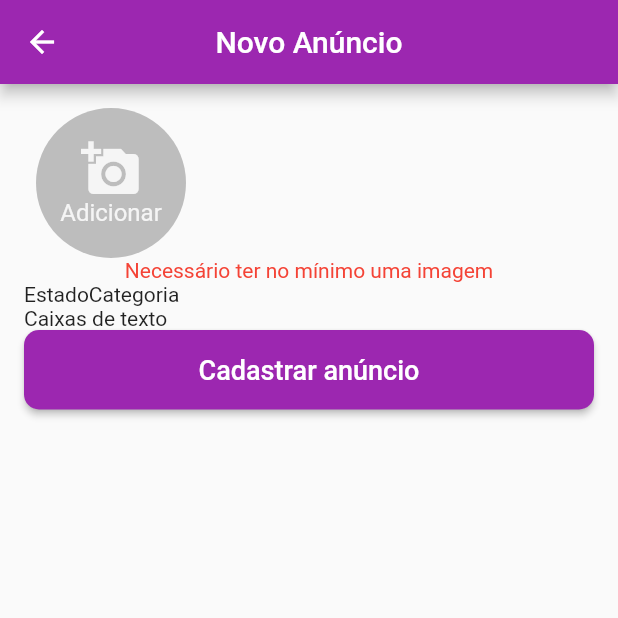
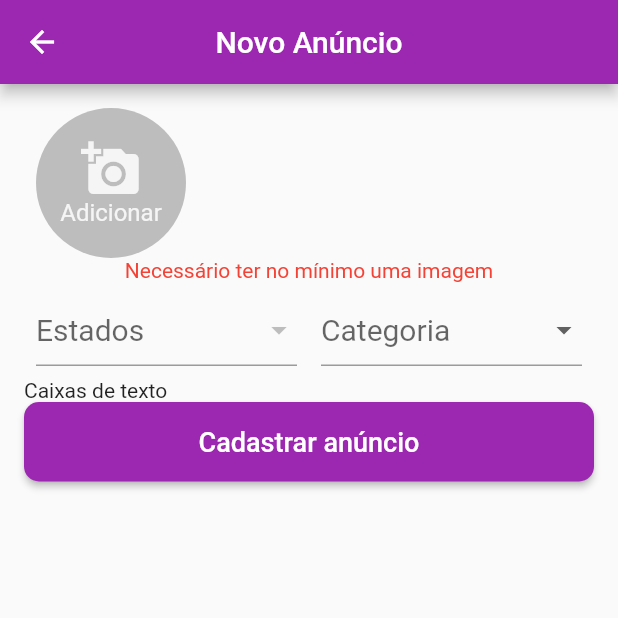
Before and after one commit to MatheuSousa/estrutura-de-dados-1, a Flutter app: the NovoAnuncio screen opened by its route, after a tap on "Cadastrar anúncio", on a phone screen of 412 x 824 dp, the top half of it. Run offline on Flutter 3.47's test engine with Material 2 defaults, Android fonts, the phone set to English and light mode, and no system bars; our stand-ins replace brasil_fields, firebase_auth, firebase_core, image_picker; missing offline and left inert: validadores; accounts and stored records are empty; statements that could not run were skipped.

Commit message:
Categorias e estados adicionados previamente sem salvar no firebase

```diff
--- a/lib/telas/novoAnuncio.dart
+++ b/lib/telas/novoAnuncio.dart
@@ -1,7 +1,10 @@
+import 'package:brasil_fields/modelos/estados.dart';
 import 'package:flutter/material.dart';
 import 'package:image_picker/image_picker.dart';
 import 'package:projetoestrutura/models/raisedCustomizado.dart';
 import 'dart:io';
+
+import 'package:validadores/Validador.dart';
 
 class NovoAnuncio extends StatefulWidget {
   @override
@@ -10,26 +13,65 @@ class NovoAnuncio extends StatefulWidget {
 
 class _NovoAnuncioState extends State<NovoAnuncio> {
   List<File> _listaImagens = List();
+  List<DropdownMenuItem<String>> _listaItensEstados = List();
+  List<DropdownMenuItem<String>> _listaItensCategorias = List();
+
   final _formKey = GlobalKey<FormState>();
+
+  String _itemSelecionadoEstado ;
+  String _itemSelecionadoCategoria;
 
   //final picker = ImagePicker();
   File imagemSelecionada;
 
-   _selecionaGaleria()async{
-
-  final pickedFile = await  ImagePicker().getImage(source: ImageSource.gallery);
+  _selecionaGaleria() async {
+    final pickedFile =
+        await ImagePicker().getImage(source: ImageSource.gallery);
 
     if (pickedFile == null) return;
 
     imagemSelecionada = File(pickedFile.path);
 
-
-  if(imagemSelecionada != null){
-
+    if (imagemSelecionada != null) {
       setState(() {
         _listaImagens.add(imagemSelecionada);
       });
+    }
+  }
 
+  @override
+  void initState() {
+    // TODO: implement initState
+    super.initState();
+    _carregarItensDrop();
+  }
+
+  _carregarItensDrop() {
+
+     _listaItensCategorias.add(
+      DropdownMenuItem(
+        child: Text("Automóvel"), value : "auto"));
+
+      _listaItensCategorias.add(
+        DropdownMenuItem(
+          child: Text("Imóvel"), value : "imovel"));
+    _listaItensCategorias.add(
+        DropdownMenuItem(
+          child: Text("Carros"), value : "carros"));
+    _listaItensCategorias.add(
+        DropdownMenuItem(
+          child: Text("Jardinagem"), value : "jardinagem"));
+
+      _listaItensCategorias.add(
+      DropdownMenuItem(
+        child: Text("Ferramentas"), value : "ferramentas"));
+
+    //ESTADOS
+    for (var estado in Estados.listaEstadosAbrv) {
+      _listaItensEstados.add(DropdownMenuItem(
+        child: Text(estado),
+        value: estado,
+      ));
     }
   }
 
@@ -106,27 +148,34 @@ class _NovoAnuncioState extends State<NovoAnuncio> {
                                         child: GestureDetector(
                                           onTap: () {
                                             showDialog(
-
                                                 context: context,
-                                              builder: (context)=> Dialog(
+                                                builder: (context) => Dialog(
                                                       child: Column(
-                                                  mainAxisSize: MainAxisSize.min,
+                                                        mainAxisSize:
+                                                            MainAxisSize.min,
                                                         children: [
-                                                    Image.file(_listaImagens[index]),
+                                                          Image.file(
+                                                              _listaImagens[
+                                                                  index]),
                                                           FlatButton(
-                                                      child: Text("Excluir"),
-                                                      textColor: Colors.red,
-                                                      onPressed: (){
+                                                            child:
+                                                                Text("Excluir"),
+                                                            textColor:
+                                                                Colors.red,
+                                                            onPressed: () {
                                                               setState(() {
-                                                          _listaImagens.removeAt(index);
-                                                          Navigator.of(context).pop();
+                                                                _listaImagens
+                                                                    .removeAt(
+                                                                        index);
+                                                                Navigator.of(
+                                                                        context)
+                                                                    .pop();
                                                               });
                                                             },
                                                           )
                                                         ],
                                                       ),
-                                              )
-                                              );
+                                                    ));
                                           },
                                           child: CircleAvatar(
                                             radius: 50,
@@ -162,7 +211,52 @@ class _NovoAnuncioState extends State<NovoAnuncio> {
                       },
                     ),
                     Row(
-                      children: [Text("Estado"), Text("Categoria")],
+                      children: [
+                        Expanded(
+                          child: Padding(
+                            padding: EdgeInsets.all(8),
+                            child: DropdownButtonFormField(
+                                value: _itemSelecionadoEstado,
+                                hint: Text("Estados"),
+                                style: TextStyle(
+                                  color: Colors.black,
+                                  fontSize: 20,
+                                ),
+                                items: _listaItensEstados,
+                                validator: (valor) {
+                                  return Validador()
+                                      .add(Validar.OBRIGATORIO,
+                                          msg: "Campo Obrigatório!")
+                                      .valido(valor);
+                                },
+                                onChanged: (valor) {
+                                  _itemSelecionadoEstado = valor;
+                                }),
+                          ),
+                        ),
+                          Expanded(
+                          child: Padding(
+                            padding: EdgeInsets.all(8),
+                            child: DropdownButtonFormField(
+                                value: _itemSelecionadoCategoria,
+                                hint: Text("Categoria"),
+                                style: TextStyle(
+                                  color: Colors.black,
+                                  fontSize: 20,
+                                ),
+                                items: _listaItensCategorias,
+                                validator: (valor) {
+                                  return Validador()
+                                      .add(Validar.OBRIGATORIO,
+                                          msg: "Campo Obrigatório!")
+                                      .valido(valor);
+                                },
+                                onChanged: (valor) {
+                                  _itemSelecionadoCategoria = valor;
+                                }),
+                          ),
+                        ),
+                      ],
                     ),
                     Text("Caixas de texto"),
                     RaisedCustomizado(
--- a/pubspec.yaml
+++ b/pubspec.yaml
@@ -35,6 +35,7 @@ dependencies:
   image_picker: ^0.6.5+3
   brasil_fields: ^0.0.9
   intl: ^0.16.1
+  validadores: ^1.0.2
 
 dev_dependencies:
   flutter_test:
```
Also changed, not shown: pubspec.lock. Lines whose indentation alone changed are shown as unchanged.
